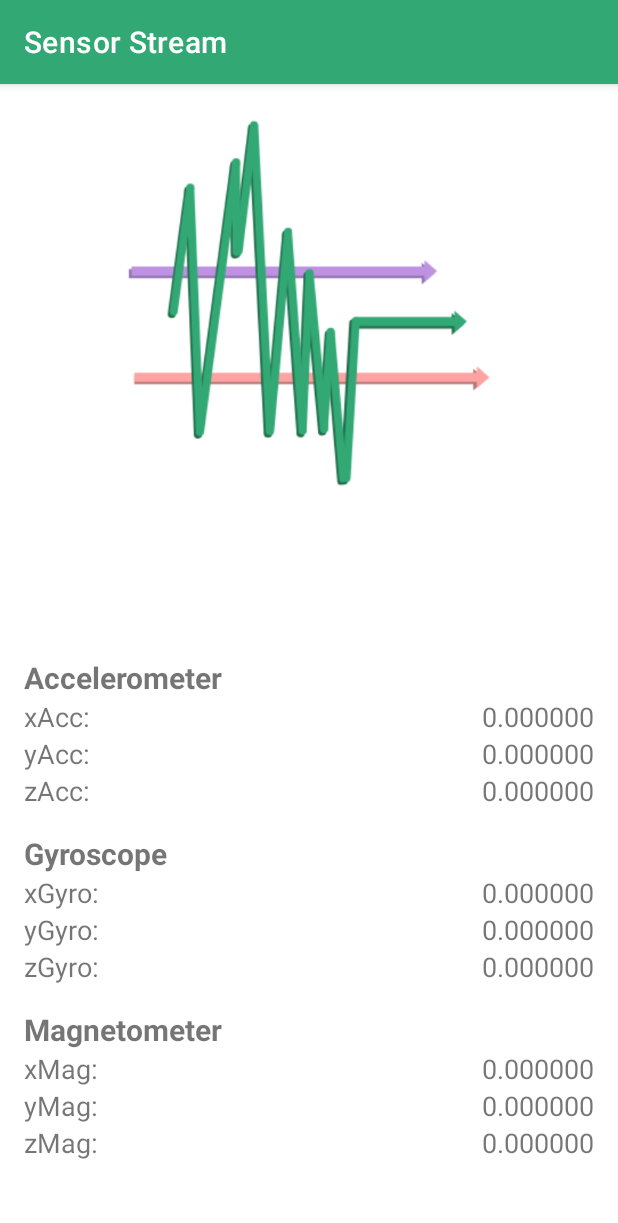
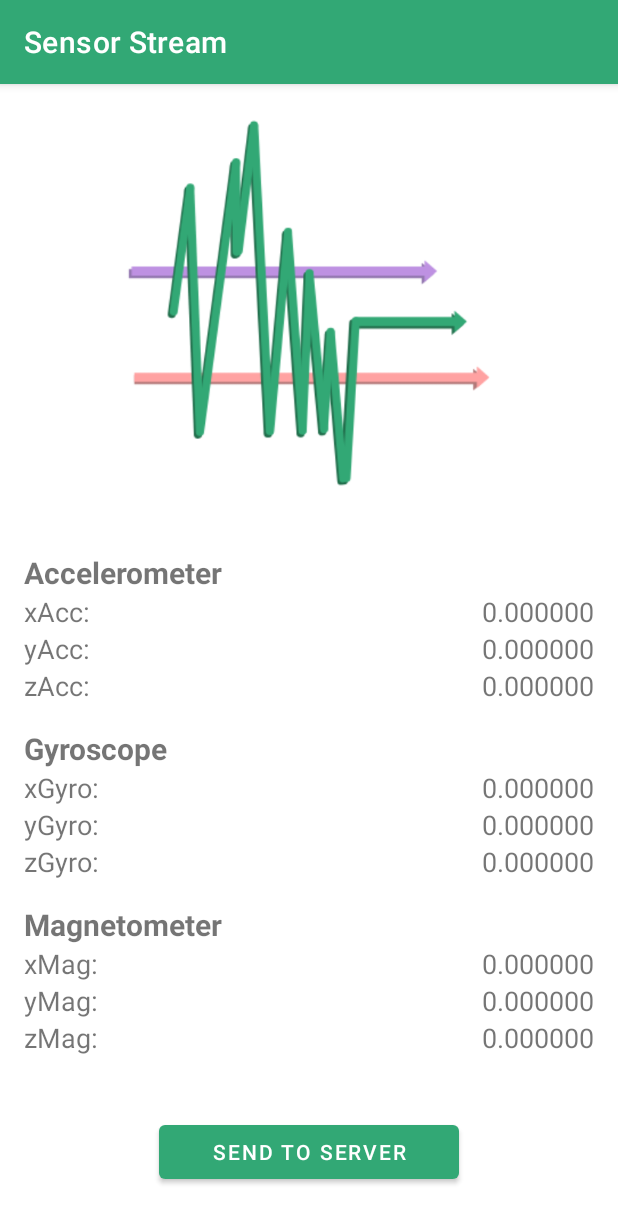
Before and after one commit to maxschlake/sensor-stream, an Android app: the screen it shows after launch (MainActivity), on a phone screen of 412 x 824 dp. Shown: the top 1223 px of the screen. Run offline under Robolectric (Android 15) with nearby library versions, the phone set to English and light mode, and no system bars; 4 statements that could not run were skipped.

Commit message:
fixed UI margins - APK 3.3

```diff
--- a/JavaInterface/app/src/main/res/layout/activity_main.xml
+++ b/JavaInterface/app/src/main/res/layout/activity_main.xml
@@ -14,7 +14,7 @@
         android:src="@drawable/app_logo"
         android:contentDescription="App Logo"
         android:layout_marginTop="-120dp"
-        android:layout_marginBottom="-30dp"/>
+        android:layout_marginBottom="-100dp"/>
 
 
     <!-- Accelerometer section -->
```
Also changed, not shown: 11 other files.
